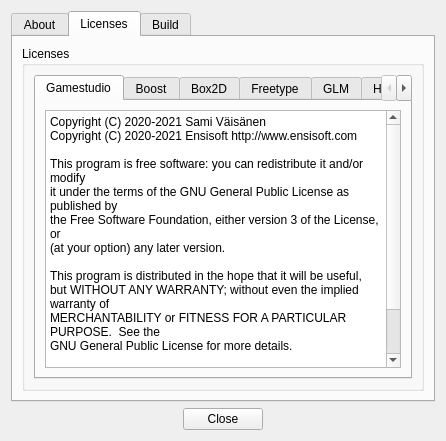
ensisoft/detonator, file editor/gui/dlgabout.ui: the form before one commit.
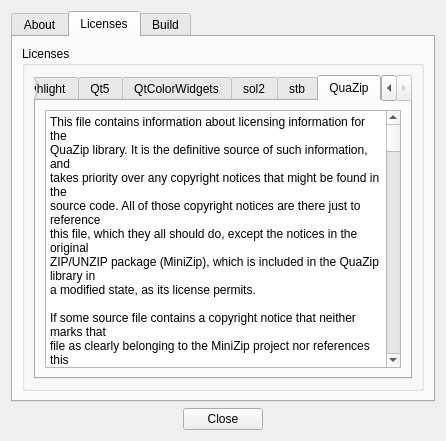
The form after the commit. The open tabs and pages were chosen to show the change. Icons and pictures are not drawn.

Commit message:
Add QuaZip license and copyright notice
add QuaZip license and copyright notice.

The edit to the form file:
```diff
--- a/editor/gui/dlgabout.ui
+++ b/editor/gui/dlgabout.ui
@@ -2357,6 +2357,510 @@
               </item>
              </layout>
             </widget>
+            <widget class="QWidget" name="tab_13">
+             <attribute name="title">
+              <string>QuaZip</string>
+             </attribute>
+             <layout class="QVBoxLayout" name="verticalLayout_21">
+              <item>
+               <widget class="QPlainTextEdit" name="plainTextEdit_23">
+                <property name="plainText">
+                 <string>This file contains information about licensing information for the
+QuaZip library. It is the definitive source of such information, and
+takes priority over any copyright notices that might be found in the
+source code. All of those copyright notices are there just to reference
+this file, which they all should do, except the notices in the original
+ZIP/UNZIP package (MiniZip), which is included in the QuaZip library in
+a modified state, as its license permits.
+
+If some source file contains a copyright notice that neither marks that
+file as clearly belonging to the MiniZip project nor references this
+file, then it's a bug and should be reported to
+https://github.com/stachenov/quazip/issues
+
+The QuaZip library is licensed under the GNU Lesser General Public
+License V2.1 plus a static linking exception.
+
+The original ZIP/UNZIP package (MiniZip) is copyrighted by Gilles
+Vollant and contributors, see quazip/(un)zip.h files for details.
+Basically it's the zlib license.
+
+STATIC LINKING EXCEPTION
+
+The copyright holders give you permission to link this library with
+independent modules to produce an executable, regardless of the license
+terms of these independent modules, and to copy and distribute the
+resulting executable under terms of your choice, provided that you also
+meet, for each linked independent module, the terms and conditions of
+the license of that module. An independent module is a module which is
+not derived from or based on this library. If you modify this library,
+you must extend this exception to your version of the library.
+
+The text of the GNU Lesser General Public License V2.1 follows.
+
+		  GNU LESSER GENERAL PUBLIC LICENSE
+		       Version 2.1, February 1999
+
+ Copyright (C) 1991, 1999 Free Software Foundation, Inc.
+     51 Franklin St, Fifth Floor, Boston, MA  02110-1301  USA
+ Everyone is permitted to copy and distribute verbatim copies
+ of this license document, but changing it is not allowed.
+
+[This is the first released version of the Lesser GPL.  It also counts
+ as the successor of the GNU Library Public License, version 2, hence
+ the version number 2.1.]
+
+			    Preamble
+
+  The licenses for most software are designed to take away your
+freedom to share and change it.  By contrast, the GNU General Public
+Licenses are intended to guarantee your freedom to share and change
+free software--to make sure the software is free for all its users.
+
+  This license, the Lesser General Public License, applies to some
+specially designated software packages--typically libraries--of the
+Free Software Foundation and other authors who decide to use it.  You
+can use it too, but we suggest you first think carefully about whether
+this license or the ordinary General Public License is the better
+strategy to use in any particular case, based on the explanations below.
+
+  When we speak of free software, we are referring to freedom of use,
+not price.  Our General Public Licenses are designed to make sure that
+you have the freedom to distribute copies of free software (and charge
+for this service if you wish); that you receive source code or can get
+it if you want it; that you can change the software and use pieces of
+it in new free programs; and that you are informed that you can do
+these things.
+
+  To protect your rights, we need to make restrictions that forbid
+distributors to deny you these rights or to ask you to surrender these
+rights.  These restrictions translate to certain responsibilities for
+you if you distribute copies of the library or if you modify it.
+
+  For example, if you distribute copies of the library, whether gratis
+or for a fee, you must give the recipients all the rights that we gave
+you.  You must make sure that they, too, receive or can get the source
+code.  If you link other code with the library, you must provide
+complete object files to the recipients, so that they can relink them
+with the library after making changes to the library and recompiling
+it.  And you must show them these terms so they know their rights.
+
+  We protect your rights with a two-step method: (1) we copyright the
+library, and (2) we offer you this license, which gives you legal
+permission to copy, distribute and/or modify the library.
+
+  To protect each distributor, we want to make it very clear that
+there is no warranty for the free library.  Also, if the library is
+modified by someone else and passed on, the recipients should know
+that what they have is not the original version, so that the original
+author's reputation will not be affected by problems that might be
+introduced by others.
+
+  Finally, software patents pose a constant threat to the existence of
+any free program.  We wish to make sure that a company cannot
+effectively restrict the users of a free program by obtaining a
+restrictive license from a patent holder.  Therefore, we insist that
+any patent license obtained for a version of the library must be
+consistent with the full freedom of use specified in this license.
+
+  Most GNU software, including some libraries, is covered by the
+ordinary GNU General Public License.  This license, the GNU Lesser
+General Public License, applies to certain designated libraries, and
+is quite different from the ordinary General Public License.  We use
+this license for certain libraries in order to permit linking those
+libraries into non-free programs.
+
+  When a program is linked with a library, whether statically or using
+a shared library, the combination of the two is legally speaking a
+combined work, a derivative of the original library.  The ordinary
+General Public License therefore permits such linking only if the
+entire combination fits its criteria of freedom.  The Lesser General
+Public License permits more lax criteria for linking other code with
+the library.
+
+  We call this license the &quot;Lesser&quot; General Public License because it
+does Less to protect the user's freedom than the ordinary General
+Public License.  It also provides other free software developers Less
+of an advantage over competing non-free programs.  These disadvantages
+are the reason we use the ordinary General Public License for many
+libraries.  However, the Lesser license provides advantages in certain
+special circumstances.
+
+  For example, on rare occasions, there may be a special need to
+encourage the widest possible use of a certain library, so that it becomes
+a de-facto standard.  To achieve this, non-free programs must be
+allowed to use the library.  A more frequent case is that a free
+library does the same job as widely used non-free libraries.  In this
+case, there is little to gain by limiting the free library to free
+software only, so we use the Lesser General Public License.
+
+  In other cases, permission to use a particular library in non-free
+programs enables a greater number of people to use a large body of
+free software.  For example, permission to use the GNU C Library in
+non-free programs enables many more people to use the whole GNU
+operating system, as well as its variant, the GNU/Linux operating
+system.
+
+  Although the Lesser General Public License is Less protective of the
+users' freedom, it does ensure that the user of a program that is
+linked with the Library has the freedom and the wherewithal to run
+that program using a modified version of the Library.
+
+  The precise terms and conditions for copying, distribution and
+modification follow.  Pay close attention to the difference between a
+&quot;work based on the library&quot; and a &quot;work that uses the library&quot;.  The
+former contains code derived from the library, whereas the latter must
+be combined with the library in order to run.
+
+		  GNU LESSER GENERAL PUBLIC LICENSE
+   TERMS AND CONDITIONS FOR COPYING, DISTRIBUTION AND MODIFICATION
+
+  0. This License Agreement applies to any software library or other
+program which contains a notice placed by the copyright holder or
+other authorized party saying it may be distributed under the terms of
+this Lesser General Public License (also called &quot;this License&quot;).
+Each licensee is addressed as &quot;you&quot;.
+
+  A &quot;library&quot; means a collection of software functions and/or data
+prepared so as to be conveniently linked with application programs
+(which use some of those functions and data) to form executables.
+
+  The &quot;Library&quot;, below, refers to any such software library or work
+which has been distributed under these terms.  A &quot;work based on the
+Library&quot; means either the Library or any derivative work under
+copyright law: that is to say, a work containing the Library or a
+portion of it, either verbatim or with modifications and/or translated
+straightforwardly into another language.  (Hereinafter, translation is
+included without limitation in the term &quot;modification&quot;.)
+
+  &quot;Source code&quot; for a work means the preferred form of the work for
+making modifications to it.  For a library, complete source code means
+all the source code for all modules it contains, plus any associated
+interface definition files, plus the scripts used to control compilation
+and installation of the library.
+
+  Activities other than copying, distribution and modification are not
+covered by this License; they are outside its scope.  The act of
+running a program using the Library is not restricted, and output from
+such a program is covered only if its contents constitute a work based
+on the Library (independent of the use of the Library in a tool for
+writing it).  Whether that is true depends on what the Library does
+and what the program that uses the Library does.
+  
+  1. You may copy and distribute verbatim copies of the Library's
+complete source code as you receive it, in any medium, provided that
+you conspicuously and appropriately publish on each copy an
+appropriate copyright notice and disclaimer of warranty; keep intact
+all the notices that refer to this License and to the absence of any
+warranty; and distribute a copy of this License along with the
+Library.
+
+  You may charge a fee for the physical act of transferring a copy,
+and you may at your option offer warranty protection in exchange for a
+fee.
+
+  2. You may modify your copy or copies of the Library or any portion
+of it, thus forming a work based on the Library, and copy and
+distribute such modifications or work under the terms of Section 1
+above, provided that you also meet all of these conditions:
+
+    a) The modified work must itself be a software library.
+
+    b) You must cause the files modified to carry prominent notices
+    stating that you changed the files and the date of any change.
+
+    c) You must cause the whole of the work to be licensed at no
+    charge to all third parties under the terms of this License.
+
+    d) If a facility in the modified Library refers to a function or a
+    table of data to be supplied by an application program that uses
+    the facility, other than as an argument passed when the facility
+    is invoked, then you must make a good faith effort to ensure that,
+    in the event an application does not supply such function or
+    table, the facility still operates, and performs whatever part of
+    its purpose remains meaningful.
+
+    (For example, a function in a library to compute square roots has
+    a purpose that is entirely well-defined independent of the
+    application.  Therefore, Subsection 2d requires that any
+    application-supplied function or table used by this function must
+    be optional: if the application does not supply it, the square
+    root function must still compute square roots.)
+
+These requirements apply to the modified work as a whole.  If
+identifiable sections of that work are not derived from the Library,
+and can be reasonably considered independent and separate works in
+themselves, then this License, and its terms, do not apply to those
+sections when you distribute them as separate works.  But when you
+distribute the same sections as part of a whole which is a work based
+on the Library, the distribution of the whole must be on the terms of
+this License, whose permissions for other licensees extend to the
+entire whole, and thus to each and every part regardless of who wrote
+it.
+
+Thus, it is not the intent of this section to claim rights or contest
+your rights to work written entirely by you; rather, the intent is to
+exercise the right to control the distribution of derivative or
+collective works based on the Library.
+
+In addition, mere aggregation of another work not based on the Library
+with the Library (or with a work based on the Library) on a volume of
+a storage or distribution medium does not bring the other work under
+the scope of this License.
+
+  3. You may opt to apply the terms of the ordinary GNU General Public
+License instead of this License to a given copy of the Library.  To do
+this, you must alter all the notices that refer to this License, so
+that they refer to the ordinary GNU General Public License, version 2,
+instead of to this License.  (If a newer version than version 2 of the
+ordinary GNU General Public License has appeared, then you can specify
+that version instead if you wish.)  Do not make any other change in
+these notices.
+
+  Once this change is made in a given copy, it is irreversible for
+that copy, so the ordinary GNU General Public License applies to all
+subsequent copies and derivative works made from that copy.
+
+  This option is useful when you wish to copy part of the code of
+the Library into a program that is not a library.
+
+  4. You may copy and distribute the Library (or a portion or
+derivative of it, under Section 2) in object code or executable form
+under the terms of Sections 1 and 2 above provided that you accompany
+it with the complete corresponding machine-readable source code, which
+must be distributed under the terms of Sections 1 and 2 above on a
+medium customarily used for software interchange.
+
+  If distribution of object code is made by offering access to copy
+from a designated place, then offering equivalent access to copy the
+source code from the same place satisfies the requirement to
+distribute the source code, even though third parties are not
+compelled to copy the source along with the object code.
+
+  5. A program that contains no derivative of any portion of the
+Library, but is designed to work with the Library by being compiled or
+linked with it, is called a &quot;work that uses the Library&quot;.  Such a
+work, in isolation, is not a derivative work of the Library, and
+therefore falls outside the scope of this License.
+
+  However, linking a &quot;work that uses the Library&quot; with the Library
+creates an executable that is a derivative of the Library (because it
+contains portions of the Library), rather than a &quot;work that uses the
+library&quot;.  The executable is therefore covered by this License.
+Section 6 states terms for distribution of such executables.
+
+  When a &quot;work that uses the Library&quot; uses material from a header file
+that is part of the Library, the object code for the work may be a
+derivative work of the Library even though the source code is not.
+Whether this is true is especially significant if the work can be
+linked without the Library, or if the work is itself a library.  The
+threshold for this to be true is not precisely defined by law.
+
+  If such an object file uses only numerical parameters, data
+structure layouts and accessors, and small macros and small inline
+functions (ten lines or less in length), then the use of the object
+file is unrestricted, regardless of whether it is legally a derivative
+work.  (Executables containing this object code plus portions of the
+Library will still fall under Section 6.)
+
+  Otherwise, if the work is a derivative of the Library, you may
+distribute the object code for the work under the terms of Section 6.
+Any executables containing that work also fall under Section 6,
+whether or not they are linked directly with the Library itself.
+
+  6. As an exception to the Sections above, you may also combine or
+link a &quot;work that uses the Library&quot; with the Library to produce a
+work containing portions of the Library, and distribute that work
+under terms of your choice, provided that the terms permit
+modification of the work for the customer's own use and reverse
+engineering for debugging such modifications.
+
+  You must give prominent notice with each copy of the work that the
+Library is used in it and that the Library and its use are covered by
+this License.  You must supply a copy of this License.  If the work
+during execution displays copyright notices, you must include the
+copyright notice for the Library among them, as well as a reference
+directing the user to the copy of this License.  Also, you must do one
+of these things:
+
+    a) Accompany the work with the complete corresponding
+    machine-readable source code for the Library including whatever
+    changes were used in the work (which must be distributed under
+    Sections 1 and 2 above); and, if the work is an executable linked
+    with the Library, with the complete machine-readable &quot;work that
+    uses the Library&quot;, as object code and/or source code, so that the
+    user can modify the Library and then relink to produce a modified
+    executable containing the modified Library.  (It is understood
+    that the user who changes the contents of definitions files in the
+    Library will not necessarily be able to recompile the application
+    to use the modified definitions.)
+
+    b) Use a suitable shared library mechanism for linking with the
+    Library.  A suitable mechanism is one that (1) uses at run time a
+    copy of the library already present on the user's computer system,
+    rather than copying library functions into the executable, and (2)
+    will operate properly with a modified version of the library, if
+    the user installs one, as long as the modified version is
+    interface-compatible with the version that the work was made with.
+
+    c) Accompany the work with a written offer, valid for at
+    least three years, to give the same user the materials
+    specified in Subsection 6a, above, for a charge no more
+    than the cost of performing this distribution.
+
+    d) If distribution of the work is made by offering access to copy
+    from a designated place, offer equivalent access to copy the above
+    specified materials from the same place.
+
+    e) Verify that the user has already received a copy of these
+    materials or that you have already sent this user a copy.
+
+  For an executable, the required form of the &quot;work that uses the
+Library&quot; must include any data and utility programs needed for
+reproducing the executable from it.  However, as a special exception,
+the materials to be distributed need not include anything that is
+normally distributed (in either source or binary form) with the major
+components (compiler, kernel, and so on) of the operating system on
+which the executable runs, unless that component itself accompanies
+the executable.
+
+  It may happen that this requirement contradicts the license
+restrictions of other proprietary libraries that do not normally
+accompany the operating system.  Such a contradiction means you cannot
+use both them and the Library together in an executable that you
+distribute.
+
+  7. You may place library facilities that are a work based on the
+Library side-by-side in a single library together with other library
+facilities not covered by this License, and distribute such a combined
+library, provided that the separate distribution of the work based on
+the Library and of the other library facilities is otherwise
+permitted, and provided that you do these two things:
+
+    a) Accompany the combined library with a copy of the same work
+    based on the Library, uncombined with any other library
+    facilities.  This must be distributed under the terms of the
+    Sections above.
+
+    b) Give prominent notice with the combined library of the fact
+    that part of it is a work based on the Library, and explaining
+    where to find the accompanying uncombined form of the same work.
+
+  8. You may not copy, modify, sublicense, link with, or distribute
+the Library except as expressly provided under this License.  Any
+attempt otherwise to copy, modify, sublicense, link with, or
+distribute the Library is void, and will automatically terminate your
+rights under this License.  However, parties who have received copies,
+or rights, from you under this License will not have their licenses
+terminated so long as such parties remain in full compliance.
+
+  9. You are not required to accept this License, since you have not
+signed it.  However, nothing else grants you permission to modify or
+distribute the Library or its derivative works.  These actions are
+prohibited by law if you do not accept this License.  Therefore, by
+modifying or distributing the Library (or any work based on the
+Library), you indicate your acceptance of this License to do so, and
+all its terms and conditions for copying, distributing or modifying
+the Library or works based on it.
+
+  10. Each time you redistribute the Library (or any work based on the
+Library), the recipient automatically receives a license from the
+original licensor to copy, distribute, link with or modify the Library
+subject to these terms and conditions.  You may not impose any further
+restrictions on the recipients' exercise of the rights granted herein.
+You are not responsible for enforcing compliance by third parties with
+this License.
+
+  11. If, as a consequence of a court judgment or allegation of patent
+infringement or for any other reason (not limited to patent issues),
+conditions are imposed on you (whether by court order, agreement or
+otherwise) that contradict the conditions of this License, they do not
+excuse you from the conditions of this License.  If you cannot
+distribute so as to satisfy simultaneously your obligations under this
+License and any other pertinent obligations, then as a consequence you
+may not distribute the Library at all.  For example, if a patent
+license would not permit royalty-free redistribution of the Library by
+all those who receive copies directly or indirectly through you, then
+the only way you could satisfy both it and this License would be to
+refrain entirely from distribution of the Library.
+
+If any portion of this section is held invalid or unenforceable under any
+particular circumstance, the balance of the section is intended to apply,
+and the section as a whole is intended to apply in other circumstances.
+
+It is not the purpose of this section to induce you to infringe any
+patents or other property right claims or to contest validity of any
+such claims; this section has the sole purpose of protecting the
+integrity of the free software distribution system which is
+implemented by public license practices.  Many people have made
+generous contributions to the wide range of software distributed
+through that system in reliance on consistent application of that
+system; it is up to the author/donor to decide if he or she is willing
+to distribute software through any other system and a licensee cannot
+impose that choice.
+
+This section is intended to make thoroughly clear what is believed to
+be a consequence of the rest of this License.
+
+  12. If the distribution and/or use of the Library is restricted in
+certain countries either by patents or by copyrighted interfaces, the
+original copyright holder who places the Library under this License may add
+an explicit geographical distribution limitation excluding those countries,
+so that distribution is permitted only in or among countries not thus
+excluded.  In such case, this License incorporates the limitation as if
+written in the body of this License.
+
+  13. The Free Software Foundation may publish revised and/or new
+versions of the Lesser General Public License from time to time.
+Such new versions will be similar in spirit to the present version,
+but may differ in detail to address new problems or concerns.
+
+Each version is given a distinguishing version number.  If the Library
+specifies a version number of this License which applies to it and
+&quot;any later version&quot;, you have the option of following the terms and
+conditions either of that version or of any later version published by
+the Free Software Foundation.  If the Library does not specify a
+license version number, you may choose any version ever published by
+the Free Software Foundation.
+
+  14. If you wish to incorporate parts of the Library into other free
+programs whose distribution conditions are incompatible with these,
+write to the author to ask for permission.  For software which is
+copyrighted by the Free Software Foundation, write to the Free
+Software Foundation; we sometimes make exceptions for this.  Our
+decision will be guided by the two goals of preserving the free status
+of all derivatives of our free software and of promoting the sharing
+and reuse of software generally.
+
+			    NO WARRANTY
+
+  15. BECAUSE THE LIBRARY IS LICENSED FREE OF CHARGE, THERE IS NO
+WARRANTY FOR THE LIBRARY, TO THE EXTENT PERMITTED BY APPLICABLE LAW.
+EXCEPT WHEN OTHERWISE STATED IN WRITING THE COPYRIGHT HOLDERS AND/OR
+OTHER PARTIES PROVIDE THE LIBRARY &quot;AS IS&quot; WITHOUT WARRANTY OF ANY
+KIND, EITHER EXPRESSED OR IMPLIED, INCLUDING, BUT NOT LIMITED TO, THE
+IMPLIED WARRANTIES OF MERCHANTABILITY AND FITNESS FOR A PARTICULAR
+PURPOSE.  THE ENTIRE RISK AS TO THE QUALITY AND PERFORMANCE OF THE
+LIBRARY IS WITH YOU.  SHOULD THE LIBRARY PROVE DEFECTIVE, YOU ASSUME
+THE COST OF ALL NECESSARY SERVICING, REPAIR OR CORRECTION.
+
+  16. IN NO EVENT UNLESS REQUIRED BY APPLICABLE LAW OR AGREED TO IN
+WRITING WILL ANY COPYRIGHT HOLDER, OR ANY OTHER PARTY WHO MAY MODIFY
+AND/OR REDISTRIBUTE THE LIBRARY AS PERMITTED ABOVE, BE LIABLE TO YOU
+FOR DAMAGES, INCLUDING ANY GENERAL, SPECIAL, INCIDENTAL OR
+CONSEQUENTIAL DAMAGES ARISING OUT OF THE USE OR INABILITY TO USE THE
+LIBRARY (INCLUDING BUT NOT LIMITED TO LOSS OF DATA OR DATA BEING
+RENDERED INACCURATE OR LOSSES SUSTAINED BY YOU OR THIRD PARTIES OR A
+FAILURE OF THE LIBRARY TO OPERATE WITH ANY OTHER SOFTWARE), EVEN IF
+SUCH HOLDER OR OTHER PARTY HAS BEEN ADVISED OF THE POSSIBILITY OF SUCH
+DAMAGES.
+
+		     END OF TERMS AND CONDITIONS</string>
+                </property>
+               </widget>
+              </item>
+             </layout>
+            </widget>
            </widget>
           </item>
          </layout>
```
The commit also changes 2 other files.
